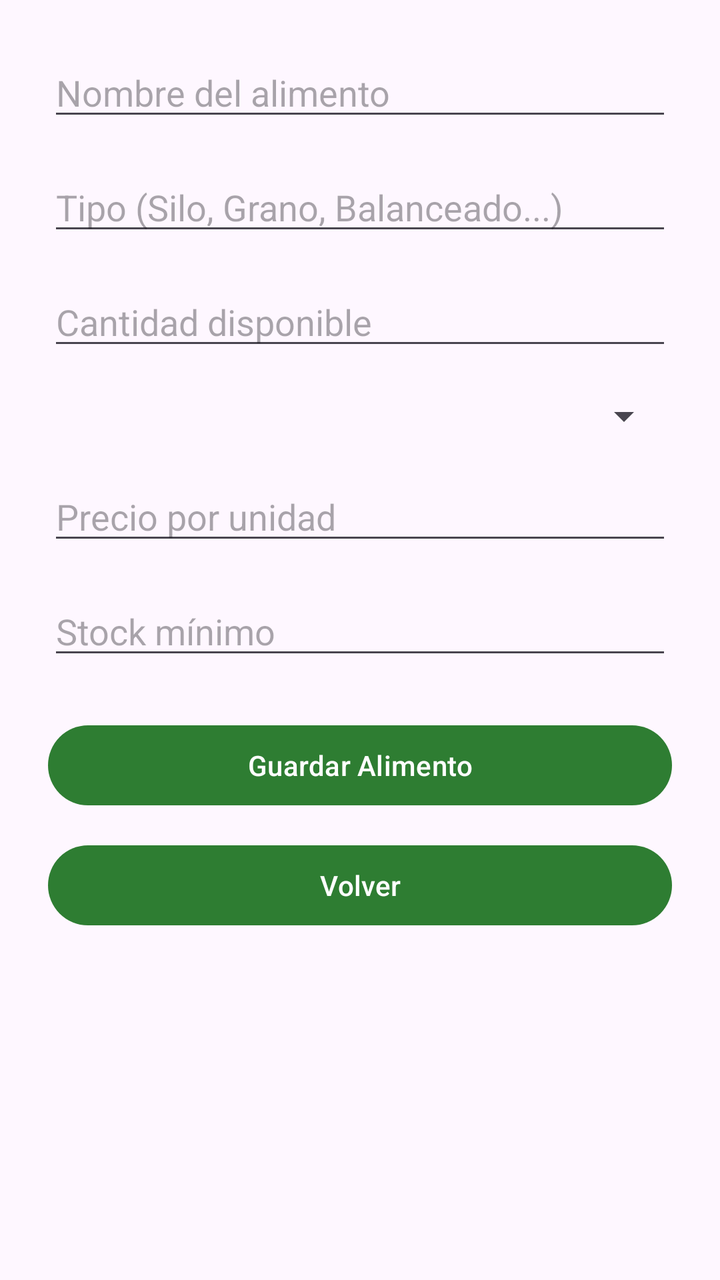
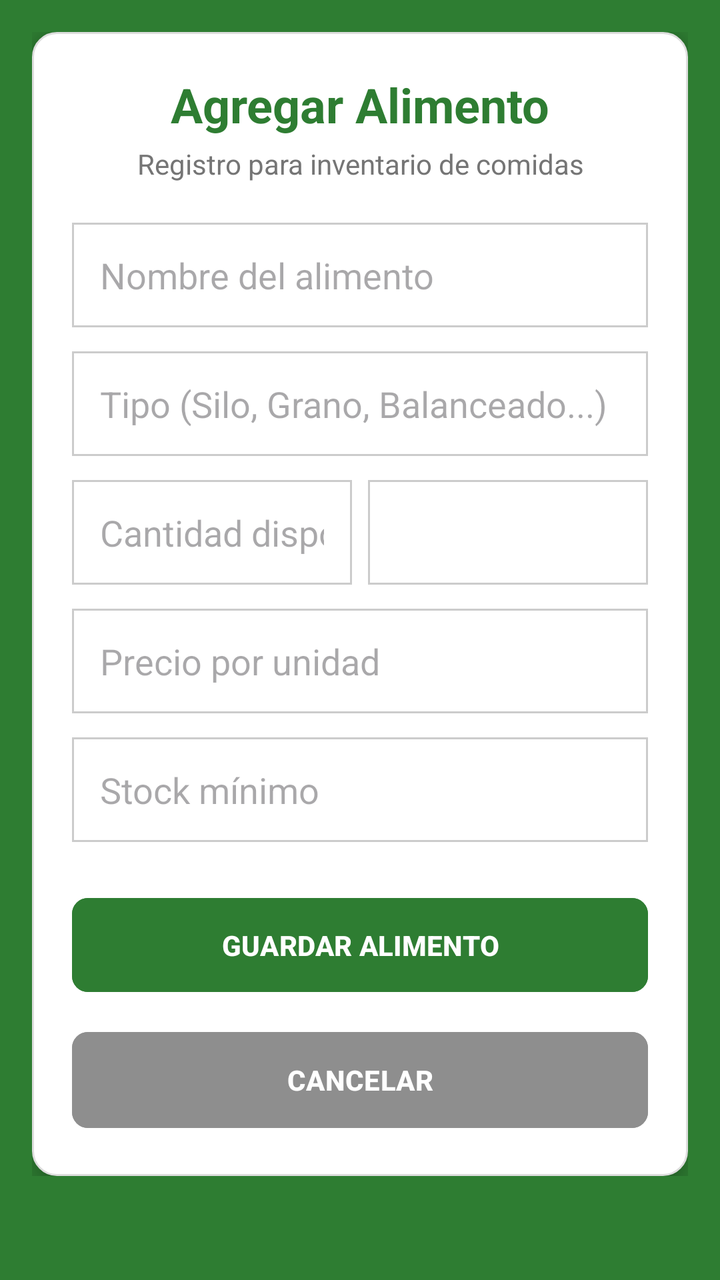

Screens rendered from an Android XML layout before and after an edit, with the pre-edit source and the edit as a unified diff.
<!-- AndroidManifest.xml: application theme Theme.AMG -->
<!-- res/layout/activity_agregar_comida.xml -->
<?xml version="1.0" encoding="utf-8"?>
<ScrollView
    xmlns:android="http://schemas.android.com/apk/res/android"
    android:layout_width="match_parent"
    android:layout_height="match_parent"
    android:padding="24dp">

    <LinearLayout
        android:layout_width="match_parent"
        android:layout_height="wrap_content"
        android:orientation="vertical">

        <EditText
            android:id="@+id/etNombreComida"
            android:layout_width="match_parent"
            android:layout_height="wrap_content"
            android:hint="Nombre del alimento"
            android:layout_marginBottom="16dp"/>

        <EditText
            android:id="@+id/etTipoComida"
            android:layout_width="match_parent"
            android:layout_height="wrap_content"
            android:hint="Tipo (Silo, Grano, Balanceado...)"
            android:layout_marginBottom="16dp"/>

        <EditText
            android:id="@+id/etCantidadComida"
            android:layout_width="match_parent"
            android:layout_height="wrap_content"
            android:hint="Cantidad disponible"
            android:inputType="numberDecimal"
            android:layout_marginBottom="16dp"/>

        <Spinner
            android:id="@+id/spinnerUnidad"
            android:layout_width="match_parent"
            android:layout_height="wrap_content"
            android:layout_marginBottom="16dp"/>

        <EditText
            android:id="@+id/etPrecioUnidad"
            android:layout_width="match_parent"
            android:layout_height="wrap_content"
            android:hint="Precio por unidad"
            android:inputType="numberDecimal"
            android:layout_marginBottom="16dp"/>

        <EditText
            android:id="@+id/etStockMinimo"
            android:layout_width="match_parent"
            android:layout_height="wrap_content"
            android:hint="Stock mínimo"
            android:inputType="numberDecimal"
            android:layout_marginBottom="24dp"/>

        <Button
            android:id="@+id/btnGuardarComida"
            android:layout_width="match_parent"
            android:layout_height="wrap_content"
            android:text="Guardar Alimento"
            android:layout_marginBottom="12dp"/>

        <Button
            android:id="@+id/btnVolverComida"
            android:layout_width="match_parent"
            android:layout_height="wrap_content"
            android:text="Volver"/>

    </LinearLayout>

</ScrollView>
<!-- resources referenced by this layout -->
<resources>
  <style name="Theme.AMG" parent="Base.Theme.AMG" />
  <style name="Base.Theme.AMG" parent="Theme.Material3.DayNight.NoActionBar">
          <item name="colorPrimary">@color/green_primary</item>
          <item name="colorSecondary">@color/green_light</item>
      </style>
  <color name="green_primary">#2E7D32</color>
  <color name="green_light">#66BB6A</color>
</resources>

<!-- the commit's change to res/layout/activity_agregar_comida.xml (unified diff, before → after) -->
@@ -1,72 +1,138 @@
 <?xml version="1.0" encoding="utf-8"?>
-<ScrollView
+<androidx.coordinatorlayout.widget.CoordinatorLayout
     xmlns:android="http://schemas.android.com/apk/res/android"
+    xmlns:app="http://schemas.android.com/apk/res-auto"
     android:layout_width="match_parent"
     android:layout_height="match_parent"
-    android:padding="24dp">
+    android:background="@color/green_primary"
+    android:fitsSystemWindows="true"> <ScrollView
+    android:layout_width="match_parent"
+    android:layout_height="match_parent"
+    android:padding="16dp">
 
     <LinearLayout
         android:layout_width="match_parent"
         android:layout_height="wrap_content"
         android:orientation="vertical">
 
-        <EditText
-            android:id="@+id/etNombreComida"
+        <LinearLayout
             android:layout_width="match_parent"
             android:layout_height="wrap_content"
-            android:hint="Nombre del alimento"
-            android:layout_marginBottom="16dp"/>
+            android:orientation="vertical"
+            android:background="@drawable/bg_card"
+            android:padding="20dp"
+            android:elevation="8dp">
 
-        <EditText
-            android:id="@+id/etTipoComida"
-            android:layout_width="match_parent"
-            android:layout_height="wrap_content"
-            android:hint="Tipo (Silo, Grano, Balanceado...)"
-            android:layout_marginBottom="16dp"/>
+            <TextView
+                android:layout_width="match_parent"
+                android:layout_height="wrap_content"
+                android:text="Agregar Alimento"
+                android:textSize="24sp"
+                android:textStyle="bold"
+                android:textColor="@color/green_primary"
+                android:gravity="center"
+                android:layout_marginBottom="4dp"/>
 
-        <EditText
-            android:id="@+id/etCantidadComida"
-            android:layout_width="match_parent"
-            android:layout_height="wrap_content"
-            android:hint="Cantidad disponible"
-            android:inputType="numberDecimal"
-            android:layout_marginBottom="16dp"/>
+            <TextView
+                android:layout_width="match_parent"
+                android:layout_height="wrap_content"
+                android:text="Registro para inventario de comidas"
+                android:textSize="14sp"
+                android:textColor="#757575"
+                android:gravity="center"
+                android:layout_marginBottom="20dp"/>
 
-        <Spinner
-            android:id="@+id/spinnerUnidad"
-            android:layout_width="match_parent"
-            android:layout_height="wrap_content"
-            android:layout_marginBottom="16dp"/>
+            <EditText
+                android:id="@+id/etNombreComida"
+                android:layout_width="match_parent"
+                android:layout_height="wrap_content"
+                android:hint="Nombre del alimento"
+                android:background="@drawable/borde_celda"
+                android:padding="14dp"
+                android:textColor="@color/black"
+                android:layout_marginBottom="12dp"/>
 
-        <EditText
-            android:id="@+id/etPrecioUnidad"
-            android:layout_width="match_parent"
-            android:layout_height="wrap_content"
-            android:hint="Precio por unidad"
-            android:inputType="numberDecimal"
-            android:layout_marginBottom="16dp"/>
+            <EditText
+                android:id="@+id/etTipoComida"
+                android:layout_width="match_parent"
+                android:layout_height="wrap_content"
+                android:hint="Tipo (Silo, Grano, Balanceado...)"
+                android:background="@drawable/borde_celda"
+                android:padding="14dp"
+                android:textColor="@color/black"
+                android:layout_marginBottom="12dp"/>
 
-        <EditText
-            android:id="@+id/etStockMinimo"
-            android:layout_width="match_parent"
-            android:layout_height="wrap_content"
-            android:hint="Stock mínimo"
-            android:inputType="numberDecimal"
-            android:layout_marginBottom="24dp"/>
+            <LinearLayout
+                android:layout_width="match_parent"
+                android:layout_height="wrap_content"
+                android:orientation="horizontal"
+                android:layout_marginBottom="12dp">
+                <EditText
+                    android:id="@+id/etCantidadComida"
+                    android:layout_width="0dp"
+                    android:layout_weight="1"
+                    android:layout_height="wrap_content"
+                    android:hint="Cantidad disponible"
+                    android:inputType="numberDecimal"
+                    android:background="@drawable/borde_celda"
+                    android:padding="14dp"
+                    android:textColor="@color/black"
+                    android:layout_marginEnd="8dp"/>
+                <Spinner
+                    android:id="@+id/spinnerUnidad"
+                    android:layout_width="0dp"
+                    android:layout_weight="1"
+                    android:layout_height="match_parent"
+                    android:background="@drawable/borde_celda"
+                    android:padding="10dp"/>
+            </LinearLayout>
 
-        <Button
-            android:id="@+id/btnGuardarComida"
-            android:layout_width="match_parent"
-            android:layout_height="wrap_content"
-            android:text="Guardar Alimento"
-            android:layout_marginBottom="12dp"/>
+            <EditText
+                android:id="@+id/etPrecioUnidad"
+                android:layout_width="match_parent"
+                android:layout_height="wrap_content"
+                android:hint="Precio por unidad"
+                android:inputType="numberDecimal"
+                android:background="@drawable/borde_celda"
+                android:padding="14dp"
+                android:textColor="@color/black"
+                android:layout_marginBottom="12dp"/>
 
-        <Button
-            android:id="@+id/btnVolverComida"
-            android:layout_width="match_parent"
-            android:layout_height="wrap_content"
-            android:text="Volver"/>
+            <EditText
+                android:id="@+id/etStockMinimo"
+                android:layout_width="match_parent"
+                android:layout_height="wrap_content"
+                android:hint="Stock mínimo"
+                android:inputType="numberDecimal"
+                android:background="@drawable/borde_celda"
+                android:padding="14dp"
+                android:textColor="@color/black"
+                android:layout_marginBottom="24dp"/>
 
+            <Button
+                android:id="@+id/btnGuardarComida"
+                android:layout_width="match_parent"
+                android:layout_height="wrap_content"
+                android:text="GUARDAR ALIMENTO"
+                android:textColor="@color/white"
+                android:backgroundTint="@color/green_primary"
+                android:textStyle="bold"
+                android:padding="14dp"
+                app:cornerRadius="8dp"
+                android:layout_marginBottom="12dp"/>
+
+            <Button
+                android:id="@+id/btnVolverComida"
+                android:layout_width="match_parent"
+                android:layout_height="56dp"
+                android:text="CANCELAR"
+                android:textStyle="bold"
+                android:backgroundTint="#8E8E8E"
+                android:textColor="@color/white"
+                app:cornerRadius="8dp"
+                android:padding="14dp"/>
+
+        </LinearLayout>
     </LinearLayout>
-
 </ScrollView>
+</androidx.coordinatorlayout.widget.CoordinatorLayout>
<!-- resource entries referenced after the edit -->
@@ -1,11 +1,43 @@
 <!-- resources referenced by this layout -->
 <resources>
+  <color name="black">#000000</color>
   <style name="Theme.AMG" parent="Base.Theme.AMG" />
   <style name="Base.Theme.AMG" parent="Theme.Material3.DayNight.NoActionBar">
           <item name="colorPrimary">@color/green_primary</item>
           <item name="colorSecondary">@color/green_light</item>
       </style>
   <color name="green_primary">#2E7D32</color>
+  <color name="white">#FFFFFF</color>
+  <!-- drawable bg_card (drawable) -->
+  <?xml version="1.0" encoding="utf-8"?>
+  <shape xmlns:android="http://schemas.android.com/apk/res/android"
+      android:shape="rectangle">
+  
+      <solid android:color="#FFFFFF" />
+  
+      <corners android:radius="12dp" />
+  
+      <stroke
+          android:width="1dp"
+          android:color="#DDDDDD" />
+  </shape>
+  <!-- drawable borde_celda (drawable) -->
+  <?xml version="1.0" encoding="utf-8"?>
+  <shape xmlns:android="http://schemas.android.com/apk/res/android">
+  
+      <stroke
+          android:width="1dp"
+          android:color="#CCCCCC"/>
+  
+      <solid android:color="#FFFFFF"/>
+  
+      <padding
+          android:left="8dp"
+          android:right="8dp"
+          android:top="6dp"
+          android:bottom="6dp"/>
+  
+  </shape>
   <color name="green_light">#66BB6A</color>
 </resources>
 
